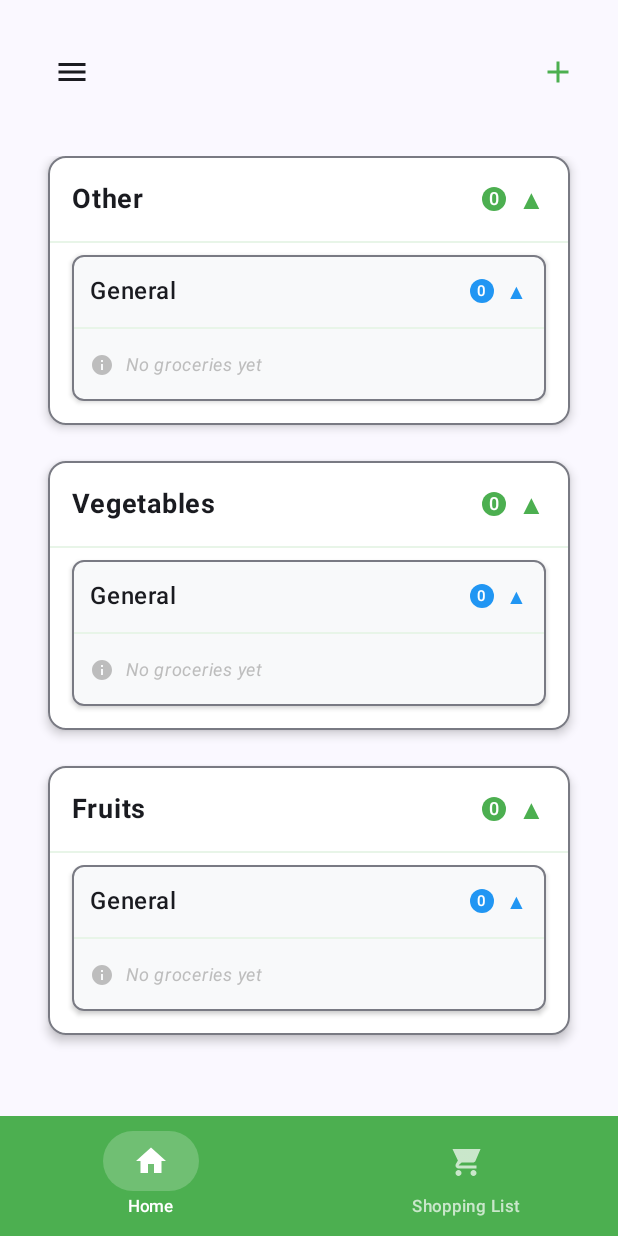
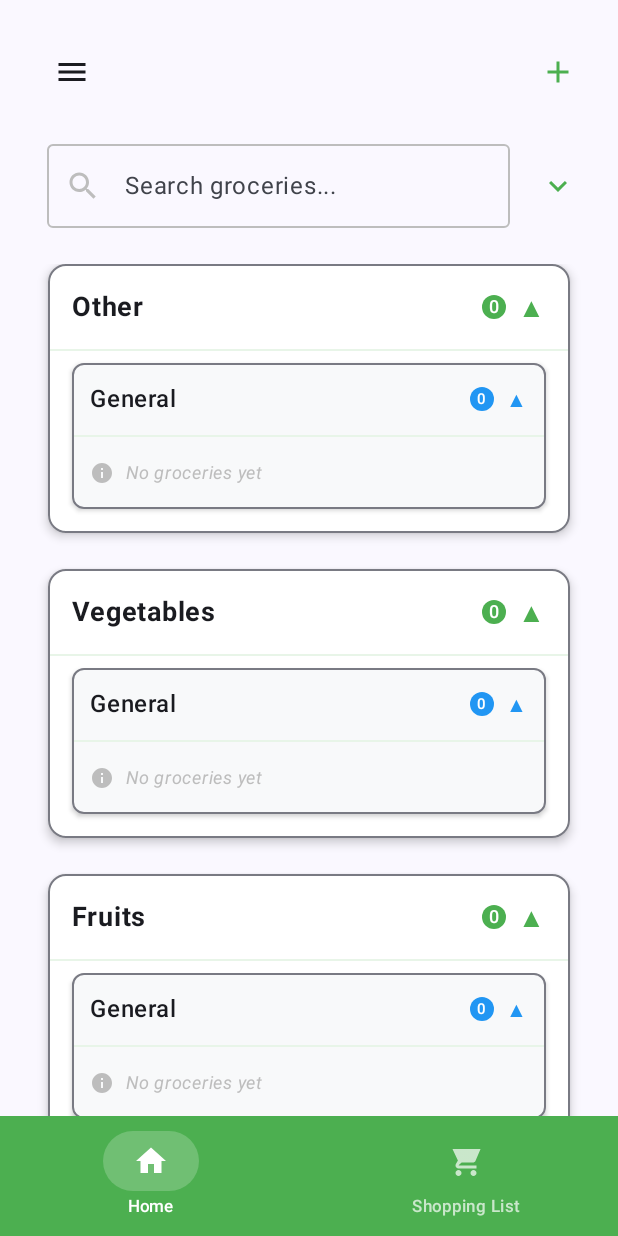
Before and after one commit to kriptogan/SuperCart2, an Android app built with Jetpack Compose: the screen it shows after launch (MainActivity), on a phone screen of 412 x 824 dp. Run offline under Robolectric (Android 15) with nearby library versions, the phone set to English and light mode, and no system bars; 1 statement that could not run was skipped.

Commit message:
search bar row

```diff
--- a/app/src/main/java/com/example/supercart2/ui/screens/HomeScreen.kt
+++ b/app/src/main/java/com/example/supercart2/ui/screens/HomeScreen.kt
@@ -7,11 +7,19 @@ import androidx.compose.foundation.layout.Row
 import androidx.compose.foundation.layout.fillMaxSize
 import androidx.compose.foundation.layout.fillMaxWidth
 import androidx.compose.foundation.layout.padding
+import androidx.compose.foundation.layout.Spacer
+import androidx.compose.foundation.layout.width
+import androidx.compose.foundation.layout.size
 import androidx.compose.material.icons.Icons
 import androidx.compose.material.icons.filled.Add
+import androidx.compose.material.icons.filled.Search
+import androidx.compose.material.icons.filled.Clear
+import androidx.compose.material.icons.filled.KeyboardArrowDown
 import androidx.compose.material3.Icon
 import androidx.compose.material3.IconButton
 import androidx.compose.material3.Text
+import androidx.compose.material3.OutlinedTextField
+import androidx.compose.material3.OutlinedTextFieldDefaults
 import androidx.compose.runtime.Composable
 import androidx.compose.runtime.getValue
 import androidx.compose.runtime.mutableStateOf
@@ -37,6 +45,7 @@ import kotlinx.coroutines.launch
 fun HomeScreen() {
     var showCategoriesManagement by remember { mutableStateOf(false) }
     var showGroceryCreation by remember { mutableStateOf(false) }
+    var searchQuery by remember { mutableStateOf("") }
     val scope = rememberCoroutineScope()
 
     Column(
@@ -70,6 +79,66 @@ fun HomeScreen() {
                     Icon(
                         imageVector = Icons.Default.Add,
                         contentDescription = "Add New Grocery",
+                        tint = SuperCartColors.primaryGreen
+                    )
+                }
+            }
+
+            // Search bar and controls row
+            Row(
+                modifier = Modifier
+                    .fillMaxWidth()
+                    .padding(bottom = SuperCartSpacing.md),
+                verticalAlignment = Alignment.CenterVertically
+            ) {
+                // Left spacer to align with burger icon
+                Spacer(modifier = Modifier.width(15.dp))
+                // Search bar (takes most of the space)
+                OutlinedTextField(
+                    value = searchQuery,
+                    onValueChange = { searchQuery = it },
+                    placeholder = { Text("Search groceries...") },
+                    modifier = Modifier.weight(1f),
+                    colors = OutlinedTextFieldDefaults.colors(
+                        focusedBorderColor = SuperCartColors.primaryGreen,
+                        unfocusedBorderColor = SuperCartColors.gray,
+                        focusedLabelColor = SuperCartColors.primaryGreen
+                    ),
+                    singleLine = true,
+                    leadingIcon = {
+                        Icon(
+                            imageVector = Icons.Default.Search,
+                            contentDescription = "Search",
+                            tint = SuperCartColors.gray
+                        )
+                    },
+                    trailingIcon = {
+                        if (searchQuery.isNotEmpty()) {
+                            IconButton(
+                                onClick = { searchQuery = "" },
+                                modifier = Modifier.size(32.dp)
+                            ) {
+                                Icon(
+                                    imageVector = Icons.Default.Clear,
+                                    contentDescription = "Clear Search",
+                                    tint = SuperCartColors.darkGray,
+                                    modifier = Modifier.size(18.dp)
+                                )
+                            }
+                        }
+                    },
+                    textStyle = androidx.compose.material3.MaterialTheme.typography.bodyMedium
+                )
+
+                Spacer(modifier = Modifier.width(SuperCartSpacing.sm))
+
+                // Collapse/Expand all toggle
+                IconButton(
+                    onClick = { /* TODO: Implement collapse/expand all functionality */ }
+                ) {
+                    Icon(
+                        imageVector = Icons.Default.KeyboardArrowDown,
+                        contentDescription = "Collapse/Expand All",
                         tint = SuperCartColors.primaryGreen
                     )
                 }
```
